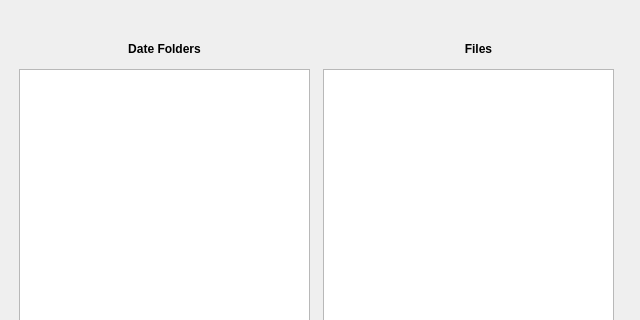
This is Openlog.ui in parashyd/WeldTester as Qt 5 draws it before an edit; both pictures show x 0 to 640 and y 0 to 320 of the 640 by 480 pixel window. The edited form follows.
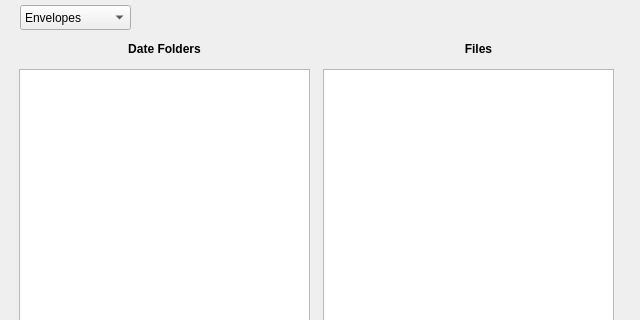
This is the edited form.

Commit message: Changed storing file structure in open and openlog and also created a filter with combobox to show only calib images and only defects in open

Patch:
```diff
--- a/Openlog.ui
+++ b/Openlog.ui
@@ -141,16 +141,36 @@
   <widget class="QLabel" name="label">
    <property name="geometry">
     <rect>
-     <x>20</x>
+     <x>380</x>
      <y>10</y>
-     <width>371</width>
-     <height>18</height>
+     <width>251</width>
+     <height>20</height>
     </rect>
    </property>
    <property name="text">
     <string/>
    </property>
   </widget>
+  <widget class="QComboBox" name="comboBox">
+   <property name="geometry">
+    <rect>
+     <x>20</x>
+     <y>5</y>
+     <width>111</width>
+     <height>25</height>
+    </rect>
+   </property>
+   <item>
+    <property name="text">
+     <string>Envelopes</string>
+    </property>
+   </item>
+   <item>
+    <property name="text">
+     <string>Calib info</string>
+    </property>
+   </item>
+  </widget>
  </widget>
  <resources/>
  <connections/>
```
The commit also changes 3 other files.
